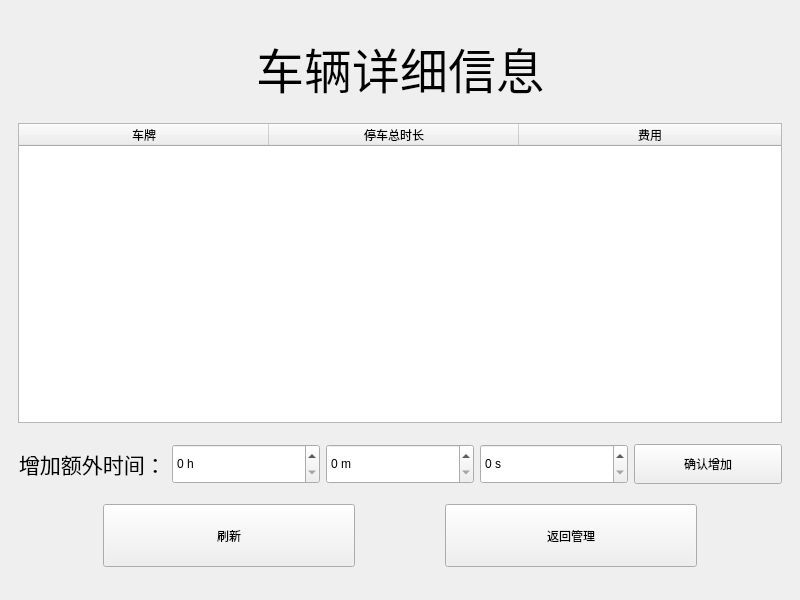
The window that src/mainwindow.ui (ShakingFishForProgram/StackLinkedParkingManager) describes before a commit, drawn with Qt 5.
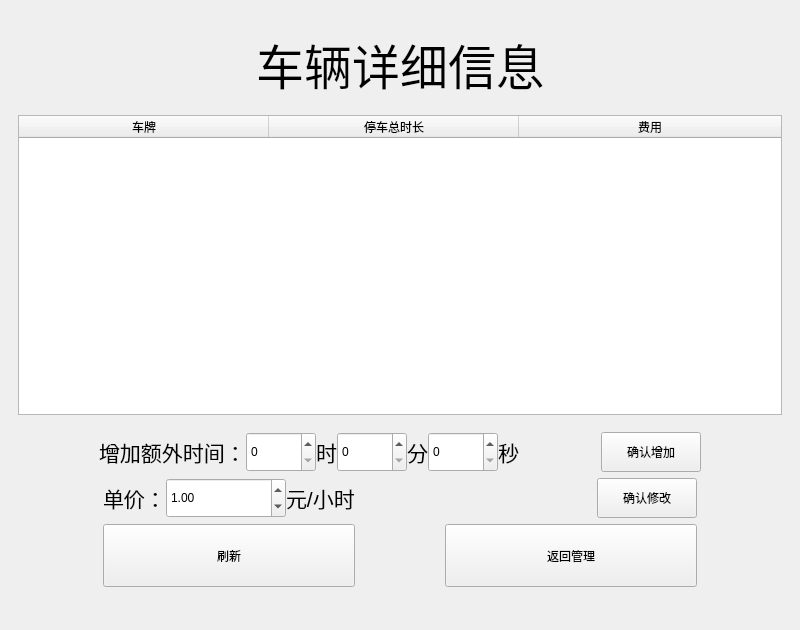
The same window after the commit. The open tabs and pages were chosen to show the change.

What changed in the file:
```diff
--- a/src/mainwindow.ui
+++ b/src/mainwindow.ui
@@ -7,7 +7,7 @@
     <x>0</x>
     <y>0</y>
     <width>800</width>
-    <height>600</height>
+    <height>630</height>
    </rect>
   </property>
   <property name="windowTitle">
@@ -700,8 +700,29 @@
          </spacer>
         </item>
         <item>
-         <layout class="QHBoxLayout" name="layoutAddTime">
-          <item alignment="Qt::AlignmentFlag::AlignRight">
+         <layout class="QVBoxLayout" name="verticalLayoutBottomArea">
+          <property name="spacing">
+           <number>6</number>
+          </property>
+          <item>
+           <layout class="QHBoxLayout" name="layoutAddTimeRow">
+            <property name="spacing">
+             <number>0</number>
+            </property>
+            <item>
+             <spacer name="horizontalSpacerAddTimeLeft">
+              <property name="orientation">
+               <enum>Qt::Orientation::Horizontal</enum>
+              </property>
+              <property name="sizeHint" stdset="0">
+               <size>
+                <width>40</width>
+                <height>20</height>
+               </size>
+              </property>
+             </spacer>
+            </item>
+            <item alignment="Qt::AlignmentFlag::AlignLeft">
            <widget class="QLabel" name="labelAddTime">
             <property name="font">
              <font>
@@ -717,50 +738,90 @@
            <widget class="QSpinBox" name="spinAddHour">
             <property name="minimumSize">
              <size>
-              <width>80</width>
+                <width>70</width>
               <height>40</height>
              </size>
             </property>
-            <property name="suffix">
-             <string> h</string>
-            </property>
             <property name="maximum">
              <number>999</number>
             </property>
            </widget>
           </item>
+            <item>
+             <widget class="QLabel" name="labelHourUnit">
+              <property name="font">
+               <font>
+                <pointsize>16</pointsize>
+               </font>
+              </property>
+              <property name="text">
+               <string>时</string>
+              </property>
+             </widget>
+            </item>
           <item>
            <widget class="QSpinBox" name="spinAddMinute">
             <property name="minimumSize">
              <size>
-              <width>80</width>
+                <width>70</width>
               <height>40</height>
              </size>
             </property>
-            <property name="suffix">
-             <string> m</string>
-            </property>
             <property name="maximum">
              <number>59</number>
             </property>
            </widget>
           </item>
+            <item>
+             <widget class="QLabel" name="labelMinuteUnit">
+              <property name="font">
+               <font>
+                <pointsize>16</pointsize>
+               </font>
+              </property>
+              <property name="text">
+               <string>分</string>
+              </property>
+             </widget>
+            </item>
           <item>
            <widget class="QSpinBox" name="spinAddSecond">
             <property name="minimumSize">
              <size>
-              <width>80</width>
+                <width>70</width>
               <height>40</height>
              </size>
             </property>
-            <property name="suffix">
-             <string> s</string>
-            </property>
             <property name="maximum">
              <number>59</number>
             </property>
            </widget>
           </item>
+            <item>
+             <widget class="QLabel" name="labelSecondUnit">
+              <property name="font">
+               <font>
+                <pointsize>16</pointsize>
+               </font>
+              </property>
+              <property name="text">
+               <string>秒</string>
+              </property>
+             </widget>
+            </item>
+            <item>
+             <spacer name="horizontalSpacerAddTimeStretch">
+              <property name="orientation">
+               <enum>Qt::Orientation::Horizontal</enum>
+              </property>
+              <property name="sizeHint" stdset="0">
+               <size>
+                <width>40</width>
+                <height>20</height>
+               </size>
+              </property>
+             </spacer>
+            </item>
           <item>
            <widget class="QPushButton" name="btnConfirmAddTime">
             <property name="minimumSize">
@@ -774,17 +835,132 @@
             </property>
            </widget>
           </item>
+            <item>
+             <spacer name="horizontalSpacerAddTimeRight">
+              <property name="orientation">
+               <enum>Qt::Orientation::Horizontal</enum>
+              </property>
+              <property name="sizeHint" stdset="0">
+               <size>
+                <width>40</width>
+                <height>20</height>
+               </size>
+              </property>
+             </spacer>
+            </item>
          </layout>
         </item>
         <item>
-         <spacer name="verticalSpacerCarInfoBtns">
+           <layout class="QHBoxLayout" name="layoutPriceRow">
+            <property name="spacing">
+             <number>0</number>
+            </property>
+            <item>
+             <spacer name="horizontalSpacerPriceLeft">
+              <property name="orientation">
+               <enum>Qt::Orientation::Horizontal</enum>
+              </property>
+              <property name="sizeHint" stdset="0">
+               <size>
+                <width>40</width>
+                <height>20</height>
+               </size>
+              </property>
+             </spacer>
+            </item>
+            <item alignment="Qt::AlignmentFlag::AlignLeft">
+             <widget class="QLabel" name="labelSetPrice">
+              <property name="font">
+               <font>
+                <pointsize>16</pointsize>
+               </font>
+              </property>
+              <property name="text">
+               <string>单价：</string>
+              </property>
+             </widget>
+            </item>
+            <item>
+             <widget class="QDoubleSpinBox" name="spinSetPrice">
+              <property name="minimumSize">
+               <size>
+                <width>120</width>
+                <height>40</height>
+               </size>
+              </property>
+              <property name="decimals">
+               <number>2</number>
+              </property>
+              <property name="maximum">
+               <double>99999.000000000000000</double>
+              </property>
+              <property name="value">
+               <double>1.000000000000000</double>
+              </property>
+             </widget>
+            </item>
+            <item>
+             <widget class="QLabel" name="labelPriceUnit">
+              <property name="font">
+               <font>
+                <pointsize>16</pointsize>
+               </font>
+              </property>
+              <property name="text">
+               <string>元/小时                           </string>
+              </property>
+             </widget>
+            </item>
+            <item>
+             <spacer name="horizontalSpacerPriceStretch">
+              <property name="orientation">
+               <enum>Qt::Orientation::Horizontal</enum>
+              </property>
+              <property name="sizeHint" stdset="0">
+               <size>
+                <width>40</width>
+                <height>20</height>
+               </size>
+              </property>
+             </spacer>
+            </item>
+            <item>
+             <widget class="QPushButton" name="btnSetPrice">
+              <property name="minimumSize">
+               <size>
+                <width>100</width>
+                <height>40</height>
+               </size>
+              </property>
+              <property name="text">
+               <string>确认修改</string>
+              </property>
+             </widget>
+            </item>
+            <item>
+             <spacer name="horizontalSpacerPriceRight">
+              <property name="orientation">
+               <enum>Qt::Orientation::Horizontal</enum>
+              </property>
+              <property name="sizeHint" stdset="0">
+               <size>
+                <width>40</width>
+                <height>20</height>
+               </size>
+              </property>
+             </spacer>
+            </item>
+           </layout>
+          </item>
+          <item>
+           <spacer name="verticalSpacerCarInfoBtnGap">
           <property name="orientation">
            <enum>Qt::Orientation::Vertical</enum>
           </property>
           <property name="sizeHint" stdset="0">
            <size>
             <width>20</width>
-            <height>20</height>
+              <height>6</height>
            </size>
           </property>
          </spacer>
@@ -858,6 +1034,8 @@
           </item>
          </layout>
         </item>
+         </layout>
+        </item>
         <item>
          <spacer name="verticalSpacerCarInfoBottom">
           <property name="orientation">
@@ -866,11 +1044,23 @@
           <property name="sizeHint" stdset="0">
            <size>
             <width>20</width>
-            <height>20</height>
+            <height>10</height>
            </size>
           </property>
          </spacer>
         </item>
+        <item alignment="Qt::AlignmentFlag::AlignLeft">
+         <widget class="QLabel" name="labelParkNameFooter">
+          <property name="font">
+           <font>
+            <pointsize>12</pointsize>
+           </font>
+          </property>
+          <property name="text">
+           <string/>
+          </property>
+         </widget>
+        </item>
        </layout>
       </widget>
      </widget>
```
Left out of the diff: 90 changed lines with no effect on the pictures. Lines whose indentation alone changed are shown as unchanged.
